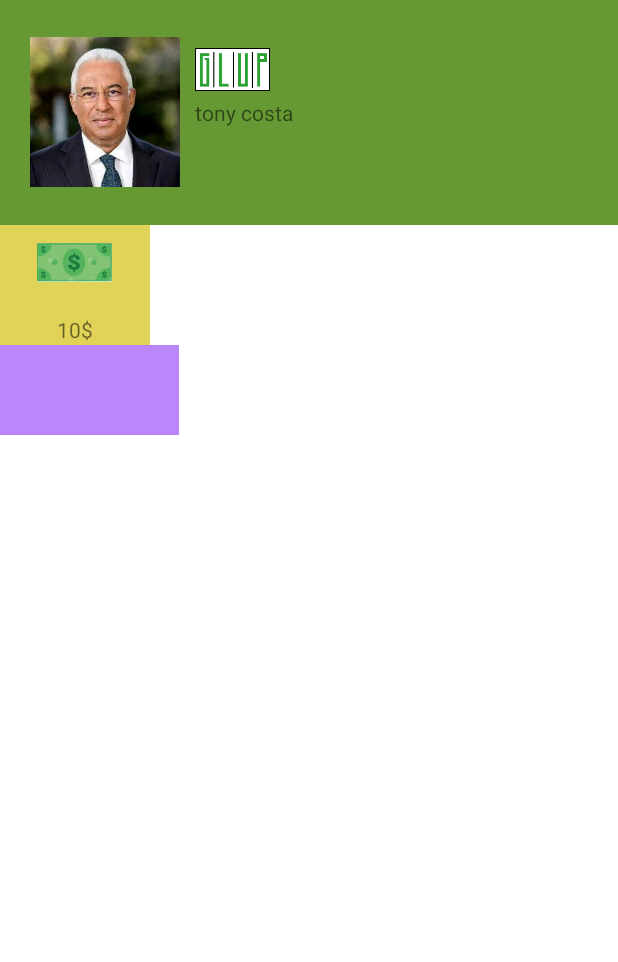
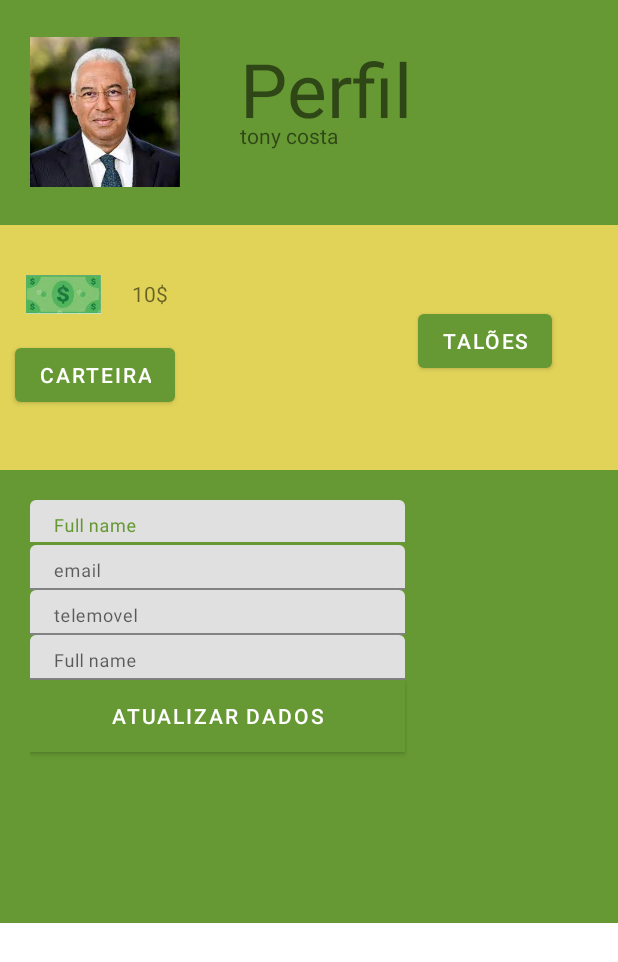
Before and after one commit to RRocha21/Glup, an Android app: the ProfileActivity screen opened directly, with no data from a screen before it, on a phone screen of 412 x 824 dp. Shown: the top 962 px of the screen. Run offline under Robolectric (Android 15) with nearby library versions, the phone set to English and light mode, and no system bars.

Commit message:
André 2
activity_profile.xmml

```diff
--- a/glup/app/src/main/res/layout/activity_profile.xml
+++ b/glup/app/src/main/res/layout/activity_profile.xml
@@ -22,35 +22,37 @@
 
         </ImageView>
 
-        <ImageView
-            android:id="@+id/imagem_logotipo"
-            android:layout_width="50dp"
-            android:layout_height="50dp"
-            android:layout_marginStart="10dp"
-
-            android:layout_marginTop="1dp"
-            android:layout_toRightOf="@+id/imagem_de_perfil"
-            android:src="@drawable/glup">
-
-        </ImageView>
-
         <TextView
 
             android:layout_width="wrap_content"
             android:layout_height="wrap_content"
 
-            android:layout_centerVertical="true"
-            android:layout_marginLeft="10dp"
+            android:layout_alignParentBottom="true"
+            android:layout_marginLeft="40dp"
+            android:layout_marginBottom="30dp"
             android:layout_toRightOf="@+id/imagem_de_perfil"
             android:text="tony costa">
 
 
         </TextView>
+
+        <TextView
+            android:id="@+id/perfil"
+            android:layout_width="wrap_content"
+            android:layout_height="wrap_content"
+
+
+            android:layout_marginLeft="40dp"
+            android:layout_marginTop="5dp"
+
+            android:layout_toRightOf="@+id/imagem_de_perfil"
+            android:text="Perfil"
+            android:textSize="50dp" />
     </RelativeLayout>
 
     <RelativeLayout
-        android:layout_width="100dp"
-        android:layout_height="80dp"
+        android:layout_width="match_parent"
+        android:layout_height="163dp"
         android:background="@color/yellowglup">
 
 
@@ -58,7 +60,11 @@
             android:id="@+id/imagem_nota"
             android:layout_width="50dp"
             android:layout_height="50dp"
-            android:layout_centerHorizontal="true"
+            android:layout_alignParentStart="true"
+            android:layout_alignParentTop="true"
+            android:layout_m="50dp"
+            android:layout_marginStart="17dp"
+            android:layout_marginTop="21dp"
             android:src="@drawable/nota">
 
         </ImageView>
@@ -68,26 +74,104 @@
             android:layout_width="wrap_content"
             android:layout_height="wrap_content"
             android:layout_below="@+id/imagem_nota"
-            android:layout_centerHorizontal="true"
-            android:layout_centerVertical="true"
+            android:layout_alignParentStart="true"
 
-            android:layout_marginTop="10dp"
+
+            android:layout_marginStart="88dp"
+            android:layout_marginTop="-35dp"
             android:text="10$">
 
 
         </TextView>
+
+        <Button
+            android:id="@+id/taloes"
+            android:layout_width="wrap_content"
+            android:layout_height="wrap_content"
+            android:layout_alignParentEnd="true"
+            android:layout_alignParentBottom="true"
+            android:layout_marginEnd="44dp"
+            android:layout_marginBottom="62dp"
+            android:text="Talões" />
+
+        <Button
+            android:id="@+id/carteira"
+            android:layout_width="wrap_content"
+            android:layout_height="wrap_content"
+            android:layout_alignParentStart="true"
+            android:layout_alignParentBottom="true"
+            android:layout_marginStart="10dp"
+            android:layout_marginBottom="39dp"
+            android:text="Carteira" />
     </RelativeLayout>
 
+    <LinearLayout
+        android:layout_width="match_parent"
+        android:layout_height="302dp"
+        android:background="@color/greenglup"
+        android:orientation="vertical"
+        android:padding="20dp">
 
-    <RelativeLayout
-        android:layout_width="119dp"
-        android:layout_height="60dp"
+        <com.google.android.material.textfield.TextInputLayout
+            android:layout_width="250dp"
+            android:layout_height="30dp"
+            android:hint="Full name">
 
-        android:background="@color/purple_200"
-        android:baselineAligned="false">
+            <com.google.android.material.textfield.TextInputEditText
+                android:layout_width="250dp"
+                android:layout_height="30dp"
+                android:text="Tone costa" />
+
+        </com.google.android.material.textfield.TextInputLayout>
+
+        <com.google.android.material.textfield.TextInputLayout
+            android:layout_width="250dp"
+            android:layout_height="30dp"
+            android:hint="email">
+
+            <com.google.android.material.textfield.TextInputEditText
+                android:layout_width="250dp"
+                android:layout_height="30dp"
+                android:text="Tone costa" />
+
+        </com.google.android.material.textfield.TextInputLayout>
+
+        <com.google.android.material.textfield.TextInputLayout
+            android:layout_width="250dp"
+            android:layout_height="30dp"
+            android:hint="telemovel">
+
+            <com.google.android.material.textfield.TextInputEditText
+                android:layout_width="250dp"
+                android:layout_height="30dp"
+                android:text="Tone costa" />
+
+        </com.google.android.material.textfield.TextInputLayout>
+
+        <com.google.android.material.textfield.TextInputLayout
+            android:layout_width="250dp"
+            android:layout_height="30dp"
+            android:hint="Full name">
+
+            <com.google.android.material.textfield.TextInputEditText
+                android:layout_width="250dp"
+                android:layout_height="30dp"
+                android:text="Tone costa" />
+
+        </com.google.android.material.textfield.TextInputLayout>
+
+        <Button
+            android:id="@+id/atualizar"
+            android:layout_width="250dp"
+            android:layout_height="wrap_content"
+            android:background="@color/yellowglup"
+            android:text="Atualizar Dados" />
 
 
-    </RelativeLayout>
+    </LinearLayout>
+
+
+
 
 
 </LinearLayout>
```
